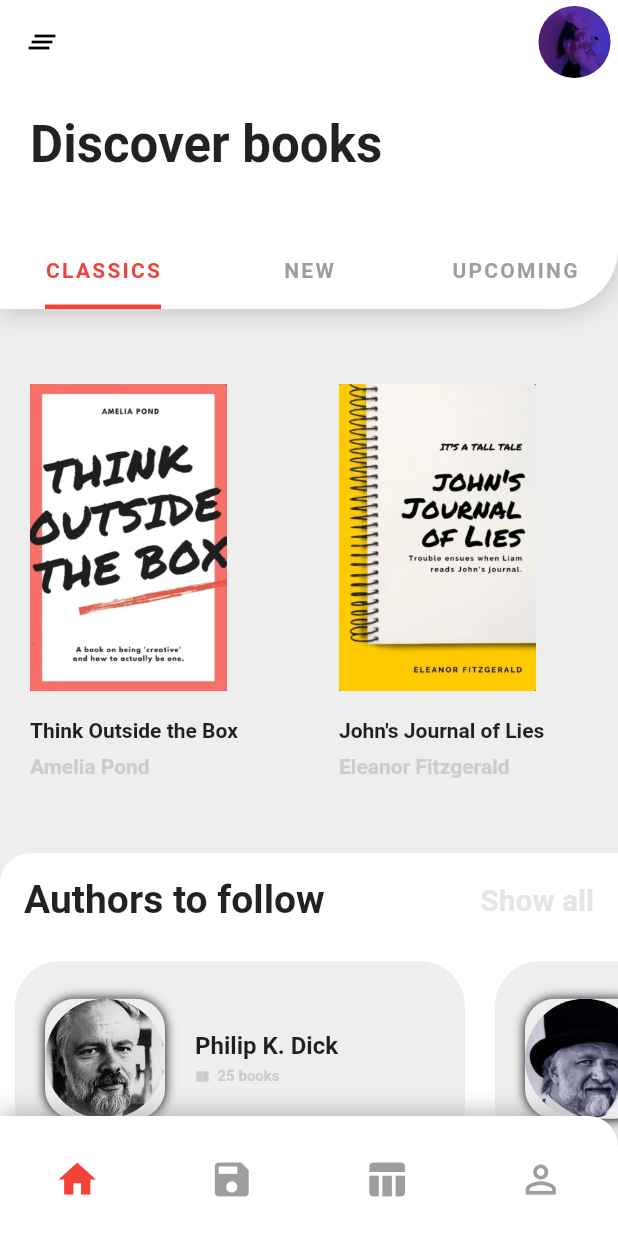
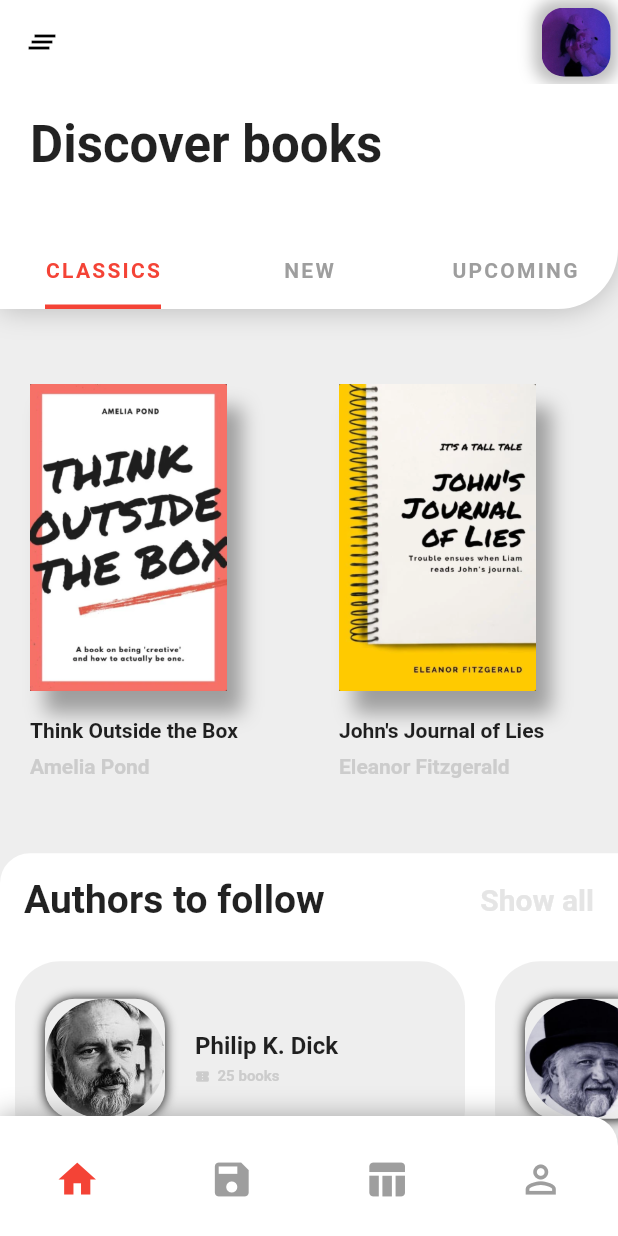
Before and after one commit to Jonyango/02-Bookstore, a Flutter app: the screen it shows after launch, on a phone screen of 412 x 824 dp. Run offline on Flutter 3.47's test engine with Material 2 defaults, Android fonts, the phone set to English and light mode, and no system bars.

Commit message:
Added navigation to detail page and some homepage adjustments

```diff
--- /dev/null
+++ b/lib/components/book_slide.dart
@@ -0,0 +1,65 @@
+import 'package:flutter/material.dart';
+
+class BookSlide extends StatelessWidget {
+  BookSlide(
+      {@required this.title,
+      @required this.author,
+      @required this.image,
+      this.onPressed});
+
+  final String title;
+  final String author;
+  final String image;
+  final Function onPressed;
+
+  @override
+  Widget build(BuildContext context) {
+    return GestureDetector(
+      onTap: onPressed,
+      child: Container(
+        color: Colors.transparent,
+        width: MediaQuery.of(context).size.width * 0.5,
+        child: Column(
+          crossAxisAlignment: CrossAxisAlignment.start,
+          mainAxisSize: MainAxisSize.max,
+          children: <Widget>[
+            Expanded(
+              flex: 5,
+              child: Padding(
+                padding: const EdgeInsets.only(left: 20.0, right: 8.0),
+                child: Container(
+                  decoration: BoxDecoration(
+                    color: Colors.transparent,
+                    boxShadow: [
+                      BoxShadow(
+                          blurRadius: 10.0,
+                          color: Colors.grey[500],
+                          offset: Offset(10.0, 15.0))
+                    ],
+                  ),
+                  child: Image.asset(image, fit: BoxFit.fill),
+                ),
+              ),
+            ),
+            SizedBox(height: 10.0),
+            Padding(
+              padding: const EdgeInsets.only(top: 8.0, left: 20.0),
+              child: Text(
+                title,
+                style: TextStyle(fontSize: 14.0, fontWeight: FontWeight.w700),
+              ),
+            ),
+            Padding(
+              padding: const EdgeInsets.only(top: 8.0, left: 20.0),
+              child: Text(author,
+                  style: TextStyle(
+                      fontSize: 14.0,
+                      fontWeight: FontWeight.bold,
+                      color: Color(0xffcccccc))),
+            ),
+          ],
+        ),
+      ),
+    );
+  }
+}
--- a/lib/screens/detailpage.dart
+++ b/lib/screens/detailpage.dart
@@ -8,7 +8,7 @@ class DetailPage extends StatefulWidget {
 class _DetailPageState extends State<DetailPage> {
   @override
   Widget build(BuildContext context) {
-    return Container(
+    return Scaffold(
 
     );
   }
--- a/lib/screens/homepage.dart
+++ b/lib/screens/homepage.dart
@@ -1,5 +1,7 @@
 import 'package:bookstore/components/authors_card.dart';
+import 'package:bookstore/components/book_slide.dart';
 import 'package:bookstore/components/custom_app_bar.dart';
+import 'package:bookstore/screens/detailpage.dart';
 import 'package:flutter/material.dart';
 import 'package:bookstore/models/book.dart';
 import 'package:bookstore/models/author.dart';
@@ -25,13 +27,21 @@ class _MyHomePageState extends State<MyHomePage> {
           onPressed: () {},
         ),
         actions: <Widget>[
-          Padding(
-            padding: EdgeInsets.all(4.0),
-            child: CircleAvatar(
-              radius: 25.0,
-              backgroundImage: AssetImage('assets/images/dp.jpg'),
+          Container(
+            margin: EdgeInsets.all(5.0),
+            decoration: BoxDecoration(
+                borderRadius: BorderRadius.all(Radius.circular(15.0)),
+                boxShadow: [
+                  BoxShadow(
+                      blurRadius: 8.0,
+                      spreadRadius: 5.0,
+                      color: Colors.grey[400])
+                ]),
+            child: ClipRRect(
+              borderRadius: BorderRadius.all(Radius.circular(15.0)),
+              child: Image.asset('assets/images/dp.jpg', fit: BoxFit.contain),
             ),
-          )
+          ),
         ],
       ),
       body: Column(
@@ -48,52 +58,15 @@ class _MyHomePageState extends State<MyHomePage> {
                 scrollDirection: Axis.horizontal,
                 physics: BouncingScrollPhysics(),
                 itemBuilder: (_, int index) {
-                  return GestureDetector(
-                    onTap: () => print("hurray"),
-                    child: Container(
-                      color: Colors.transparent,
-                      width: MediaQuery.of(context).size.width * 0.5,
-                      child: Column(
-                        crossAxisAlignment: CrossAxisAlignment.start,
-                        mainAxisSize: MainAxisSize.max,
-                        children: <Widget>[
-                          Expanded(
-                            flex: 5,
-                            child: Padding(
-                              padding:
-                                  const EdgeInsets.only(left: 20.0, right: 8.0),
-                              child: Container(
-
-                                child: Hero(
-                                  tag: 'bookImage',
-                                  child: Image.asset(bookLists[index].image,
-                                      fit: BoxFit.fill),
-                                ),
-                              ),
-                            ),
-                          ),
-                          SizedBox(height: 10.0),
-                          Padding(
-                            padding:
-                                const EdgeInsets.only(top: 8.0, left: 20.0),
-                            child: Text(
-                              bookLists[index].title,
-                              style: TextStyle(
-                                  fontSize: 14.0, fontWeight: FontWeight.w700),
-                            ),
-                          ),
-                          Padding(
-                            padding:
-                                const EdgeInsets.only(top: 8.0, left: 20.0),
-                            child: Text(bookLists[index].author,
-                                style: TextStyle(
-                                    fontSize: 14.0,
-                                    fontWeight: FontWeight.bold,
-                                    color: Color(0xffcccccc))),
-                          ),
-                        ],
-                      ),
-                    ),
+                  return BookSlide(
+                    onPressed: () {
+                      Navigator.push(context, MaterialPageRoute(builder: (_) {
+                        return DetailPage();
+                      }));
+                    },
+                    title: bookLists[index].title,
+                    image: bookLists[index].image,
+                    author: bookLists[index].author,
                   );
                 },
               ),
@@ -137,6 +110,7 @@ class _MyHomePageState extends State<MyHomePage> {
                       child: ListView.builder(
                         itemCount: authorsList.length,
                         scrollDirection: Axis.horizontal,
+                        physics: BouncingScrollPhysics(),
                         itemBuilder: (_, int index) {
                           return AuthorsCard(
                             authorName: authorsList[index].name,
```
